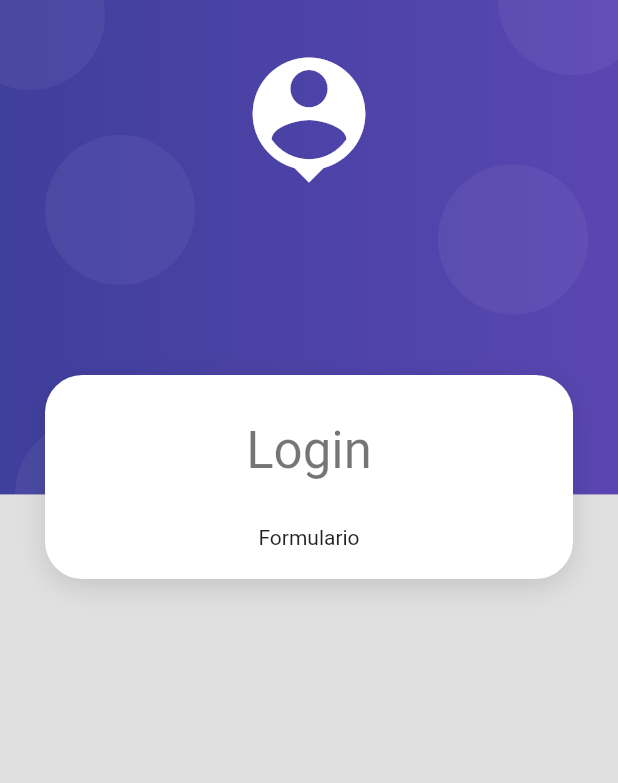
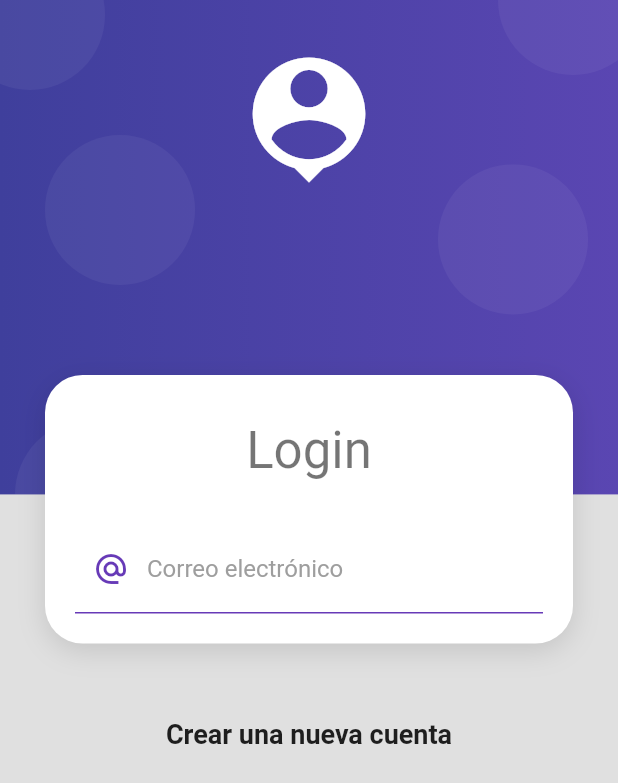
Before and after one commit to ProjectsFlutter/AppProducts, a Flutter app: the screen it shows after launch, on a phone screen of 412 x 824 dp. Shown: the top 783 px of the screen. Run offline on Flutter 3.47's test engine with Material 2 defaults, Android fonts, the phone set to English and light mode, and no system bars.

Commit message:
Login form

```diff
--- a/lib/screens/login-screen.dart
+++ b/lib/screens/login-screen.dart
@@ -1,8 +1,9 @@
+import 'dart:ui';
+
 import 'package:app_form_validation/widgets/widgets.dart';
 import 'package:flutter/material.dart';
 
 class LoginScreen extends StatelessWidget {
-
   @override
   Widget build(BuildContext context) {
     return Scaffold(
@@ -17,10 +18,12 @@ class LoginScreen extends StatelessWidget {
                     SizedBox( height: 10.0),
                     Text('Login', style: Theme.of(context).textTheme.headline4),
                     SizedBox(height: 30.0),
-                    Text('Formulario')
+                    _LoginForm()
                   ],
                 ),
-              )
+              ),
+              SizedBox(height: 50.0),
+              Text('Crear una nueva cuenta', style: TextStyle(fontSize: 18.0, fontWeight: FontWeight.bold))
           ],
          ),
         )
@@ -28,3 +31,40 @@ class LoginScreen extends StatelessWidget {
     );
   }
 }
+
+class _LoginForm extends StatelessWidget {
+  @override
+  Widget build(BuildContext context) {
+    return Container(
+      child: Form(
+        child: Column(
+          children: [
+            TextFormField(
+              autocorrect:  false,
+              keyboardType: TextInputType.emailAddress,
+              decoration: InputDecoration(
+                enabledBorder: UnderlineInputBorder(
+                  borderSide: BorderSide(
+                    color: Colors.deepPurple
+                  )
+                ),
+               focusedBorder: UnderlineInputBorder(
+                 borderSide: BorderSide(
+                   color: Colors.deepPurple,
+                   width: 2
+                 )
+               ),
+               hintText: 'alonso.jorgeluis@gmail.com',
+               labelText: 'Correo electrónico',
+               labelStyle: TextStyle(
+                 color: Colors.grey
+               ),
+               prefixIcon: Icon(Icons.alternate_email_sharp,color: Colors.deepPurple),
+              ),
+            )
+          ],
+        )
+      ),
+    );
+  }
+}
--- a/lib/widgets/card-widget.dart
+++ b/lib/widgets/card-widget.dart
@@ -27,7 +27,7 @@ class CardContainer extends StatelessWidget {
           color: Colors.black12,
           blurRadius: 15.0,
           offset: Offset(0,5)
-        )
+        ),
       ]
     );
   }
```
